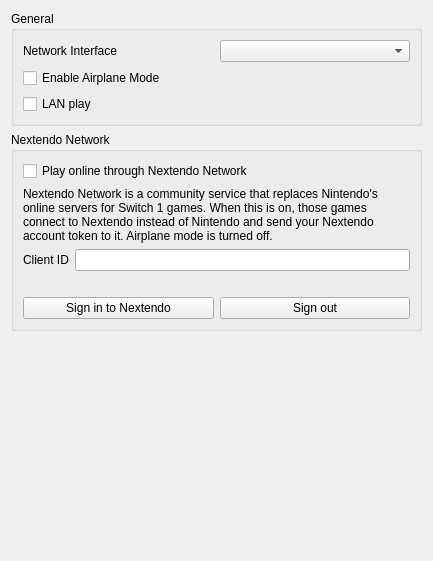
This is src/yuzu/configuration/configure_network.ui in Decretum-Wu/Lichii as Qt 5 draws it before an edit. The edited form follows.
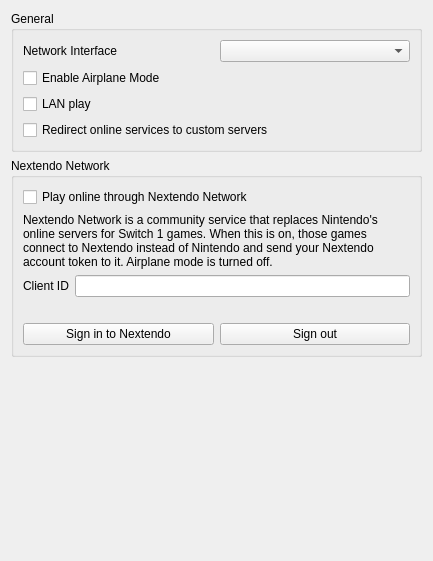
This is the edited form.

Commit message: core, yuzu: "Redirect online services to custom servers" setting

```diff
--- a/src/yuzu/configuration/configure_network.ui
+++ b/src/yuzu/configuration/configure_network.ui
@@ -52,6 +52,16 @@
           </property>
          </widget>
         </item>
+        <item row="4" column="0" colspan="2">
+         <widget class="QCheckBox" name="online_service_redirect">
+          <property name="toolTip">
+           <string>Lets the EDEN_NX2_ONLINE_* settings (set by a launcher, a script or yourself) send a game's online services to other servers and trust their certificate. Off: those settings are ignored. Takes effect when a game starts.</string>
+          </property>
+          <property name="text">
+           <string>Redirect online services to custom servers</string>
+          </property>
+         </widget>
+        </item>
        </layout>
       </widget>
      </item>
```
The commit also changes 4 other files.
